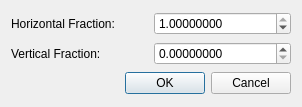
HEXRD/hexrdgui, file hexrd/ui/resources/ui/lorentz_polarization_options_dialog.ui: the form before one commit.
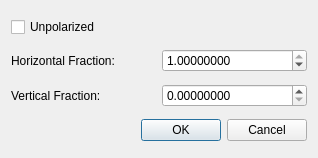
The form after the commit. Custom widgets are drawn as their Qt base class.

Commit message: Add unpolarized option to Lorentz polarization

What changed in the file:
```diff
--- a/hexrd/ui/resources/ui/lorentz_polarization_options_dialog.ui
+++ b/hexrd/ui/resources/ui/lorentz_polarization_options_dialog.ui
@@ -6,8 +6,8 @@
    <rect>
     <x>0</x>
     <y>0</y>
-    <width>302</width>
-    <height>107</height>
+    <width>318</width>
+    <height>158</height>
    </rect>
   </property>
   <property name="minimumSize">
@@ -23,56 +23,63 @@
    <string notr="true"/>
   </property>
   <layout class="QGridLayout" name="gridLayout">
-   <item row="0" column="0">
-    <widget class="QLabel" name="horizontal_label">
-     <property name="text">
-      <string>Horizontal Fraction:</string>
-     </property>
-    </widget>
-   </item>
-   <item row="1" column="0">
+   <item row="2" column="0">
     <widget class="QLabel" name="vertical_label">
      <property name="text">
       <string>Vertical Fraction:</string>
      </property>
     </widget>
    </item>
-   <item row="0" column="1">
-    <widget class="ScientificDoubleSpinBox" name="horizontal">
-     <property name="keyboardTracking">
-      <bool>false</bool>
-     </property>
-     <property name="decimals">
-      <number>8</number>
-     </property>
-     <property name="maximum">
-      <double>1.000000000000000</double>
-     </property>
-     <property name="value">
-      <double>1.000000000000000</double>
-     </property>
-    </widget>
-   </item>
-   <item row="1" column="1">
-    <widget class="ScientificDoubleSpinBox" name="vertical">
-     <property name="keyboardTracking">
-      <bool>false</bool>
-     </property>
-     <property name="decimals">
-      <number>8</number>
-     </property>
-     <property name="maximum">
-      <double>1.000000000000000</double>
-     </property>
-    </widget>
-   </item>
-   <item row="2" column="0" colspan="2">
+   <item row="3" column="0" colspan="2">
     <widget class="QDialogButtonBox" name="button_box">
      <property name="standardButtons">
       <set>QDialogButtonBox::Cancel|QDialogButtonBox::Ok</set>
      </property>
     </widget>
    </item>
+   <item row="1" column="1">
+    <widget class="ScientificDoubleSpinBox" name="horizontal">
+     <property name="keyboardTracking">
+      <bool>false</bool>
+     </property>
+     <property name="decimals">
+      <number>8</number>
+     </property>
+     <property name="maximum">
+      <double>1.000000000000000</double>
+     </property>
+     <property name="value">
+      <double>1.000000000000000</double>
+     </property>
+    </widget>
+   </item>
+   <item row="2" column="1">
+    <widget class="ScientificDoubleSpinBox" name="vertical">
+     <property name="keyboardTracking">
+      <bool>false</bool>
+     </property>
+     <property name="decimals">
+      <number>8</number>
+     </property>
+     <property name="maximum">
+      <double>1.000000000000000</double>
+     </property>
+    </widget>
+   </item>
+   <item row="1" column="0">
+    <widget class="QLabel" name="horizontal_label">
+     <property name="text">
+      <string>Horizontal Fraction:</string>
+     </property>
+    </widget>
+   </item>
+   <item row="0" column="0">
+    <widget class="QCheckBox" name="unpolarized">
+     <property name="text">
+      <string>Unpolarized</string>
+     </property>
+    </widget>
+   </item>
   </layout>
  </widget>
  <customwidgets>
```
Left out of the diff: 64 changed lines with no effect on the pictures. The commit also changes 3 other files.
